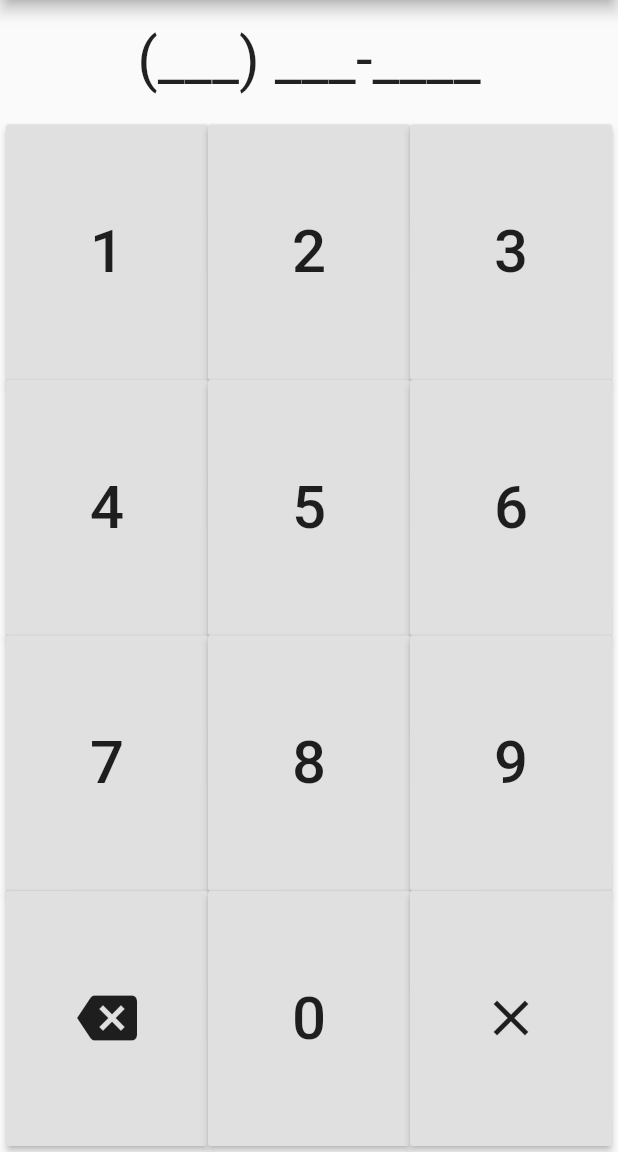
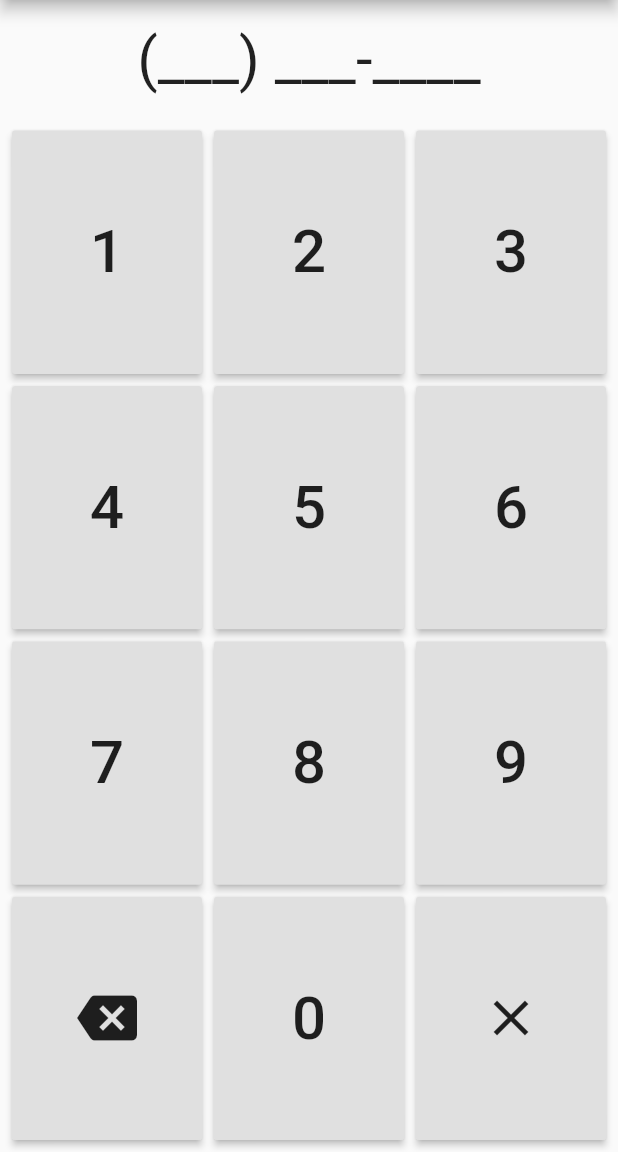
Before and after one commit to ClarkeSwiedler/flutter_numpad_widget, a Flutter app: the screen it shows after launch, on a phone screen of 412 x 824 dp, the part 84-1236 px from its top. Run offline on Flutter 3.47's test engine with Material 2 defaults, Android fonts, the phone set to English and light mode, and no system bars; Roboto replaces fonts that are missing (RobotoMono).

Commit message:
added comments, small  restructing restructuring.

```diff
--- a/lib/src/numpad.dart
+++ b/lib/src/numpad.dart
@@ -42,7 +42,9 @@ class Numpad extends StatelessWidget {
     int passNum = displayNum;
     if (icon != null) {
       effectiveChild = icon;
-      icon.icon == Icons.backspace;
+
+      /// button text to be displayed based on the icons provided.
+      /// if customButton is not null.
       icon.icon.codePoint == 57676 ? buttonString = "X" : buttonString = "<-";
     } else {
       effectiveChild = Text(
@@ -50,20 +52,18 @@ class Numpad extends StatelessWidget {
         style: TextStyle(fontSize: buttonTextSize, color: textColor),
       );
     }
-
-    Widget button =
-        getButton(buttonString, effectiveChild, buttonColor, passNum);
     return Expanded(
-      child: button,
+      child: getButton(buttonString, effectiveChild, buttonColor, passNum),
     );
   }
 
+  /// function to provide the button based on customButton() provided.
   Widget getButton(String buttonString, Widget effectiveChild,
       Color buttonColor, int passNum) {
     Widget button;
     if (customButton == null) {
       button = Container(
-        // padding: _buttonPadding(),
+        padding: _buttonPadding(),
         child: RaisedButton(
           child: effectiveChild,
           color: buttonColor,
```
Also changed, not shown: example/pubspec.lock, pubspec.lock.
